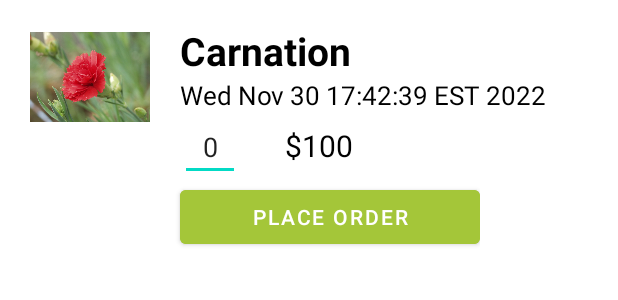
After one commit to xieyz10/AndroidFinalProject, an Android app: the layout cartlist_item.xml on its own in the app's theme, with its tools: preview values and no code run, on a phone screen of 412 x 824 dp. The commit adds this screen. Shown: the top 300 px of the screen. Run offline under Robolectric (Android 15) with nearby library versions, the phone set to English and light mode, and no system bars.

Commit message:
fix fragment issue

```diff
--- a/app/src/main/AndroidManifest.xml
+++ b/app/src/main/AndroidManifest.xml
@@ -14,13 +14,17 @@
         android:theme="@style/Theme.FireBase"
         tools:targetApi="31">
         <activity
+            android:name=".CartActivity"
+            android:exported="false"
+            android:label="Cart Detail" />
+        <activity
             android:name=".ProductDetailsActivity"
             android:exported="false"
             android:label="Product Detail" />
         <activity
             android:name=".HomeActivity"
             android:exported="false"
-            android:label="Product List" />
+            android:label="Flower Purchase App" />
         <activity
             android:name=".RegisterActivity"
             android:exported="false"
--- a/app/src/main/java/com/example/firebase/Adapters/ProductAdapter.kt
+++ b/app/src/main/java/com/example/firebase/Adapters/ProductAdapter.kt
@@ -25,7 +25,7 @@ ArrayList<Flower>):ArrayAdapter<Flower>(context, R.layout.productlist_item,array
         val flowerPrice = view.findViewById<TextView>(R.id.textView_flowerPrice)
 
         flowerName.text = arrayList[position].flowerName
-        flowerPrice.text = arrayList[position].flowerPrice
+        flowerPrice.text = arrayList[position].flowerPrice + " each"
         imageView.setImageResource(arrayList[position].imageId)
         return view
     }
--- a/app/src/main/java/com/example/firebase/Fragment/ProductListFragment.kt
+++ b/app/src/main/java/com/example/firebase/Fragment/ProductListFragment.kt
@@ -45,7 +45,6 @@ class ProductListFragment : Fragment() {
     ): View? {
         database = FirebaseDatabase.getInstance()
         dbRef = database.getReference("products")
-        flowerList = arrayListOf<Flower>()
         var contentView: View= inflater.inflate(com.example.firebase.R.layout.fragment_product_list, container, false)
         val listView = contentView.findViewById<ListView>(com.example.firebase.R.id.listView_product)
         setListView(listView)
@@ -54,6 +53,7 @@ class ProductListFragment : Fragment() {
     }
 
     fun setListView(listView:ListView){
+        flowerList = arrayListOf<Flower>()
         dbRef.addValueEventListener(object : ValueEventListener {
             override fun onDataChange(snapshot: DataSnapshot) {
                 for(flowerSnap in snapshot.children){
@@ -99,6 +99,7 @@ class ProductListFragment : Fragment() {
             editor.putString("imageId",flowerList[position].imageId.toString())
             editor.commit()
             startActivity(intent)
+
 //            val fragment: Fragment = ProductDetailsFragment()
 //            val fragmentManager: FragmentManager? = fragmentManager
 //            fragmentManager!!.beginTransaction().replace(com.example.firebase.R.id.frameLayout_productList, fragment).commit()
--- a/app/src/main/res/layout/activity_productdetails.xml
+++ b/app/src/main/res/layout/activity_productdetails.xml
@@ -95,7 +95,6 @@
         android:layout_gravity="center"
         android:text="Add To Cart"
         android:onClick="btnAddToCart_pressed"
-        android:backgroundTint="@color/green"
         />
     <Button
         android:id="@+id/btn_placeOrder"
@@ -104,5 +103,6 @@
         android:layout_gravity="center"
         android:text="Place Order"
         android:onClick="btnPlaceOrder_pressed"
+        android:backgroundTint="@color/green"
         />
 </LinearLayout>
--- /dev/null
+++ b/app/src/main/res/layout/cartlist_item.xml
@@ -0,0 +1,93 @@
+<?xml version="1.0" encoding="utf-8"?>
+<ScrollView xmlns:android="http://schemas.android.com/apk/res/android"
+    android:layout_width="match_parent"
+    android:layout_height="match_parent"
+    android:fillViewport="true">
+    <LinearLayout xmlns:android="http://schemas.android.com/apk/res/android"
+        android:layout_width="match_parent"
+        android:layout_height="match_parent"
+        android:orientation="vertical">
+
+        <LinearLayout
+            android:layout_width="match_parent"
+            android:layout_height="wrap_content"
+            android:layout_marginTop="16dp">
+
+            <LinearLayout
+                android:layout_width="wrap_content"
+                android:layout_height="wrap_content"
+                android:orientation="horizontal">
+
+                <ImageView
+                    android:id="@+id/imageView_flower"
+                    android:layout_width="80dp"
+                    android:layout_height="70dp"
+                    android:src="@drawable/carnation"
+                    android:layout_marginStart="20dp"
+                    />
+                <LinearLayout
+                    android:layout_width="wrap_content"
+                    android:layout_height="wrap_content"
+                    android:layout_marginStart="20dp"
+                    android:orientation="vertical">
+
+                    <TextView
+                        android:id="@+id/textView_flowerName"
+                        android:layout_width="wrap_content"
+                        android:layout_height="wrap_content"
+                        android:text="Carnation"
+                        android:textColor="@color/black"
+                        android:textSize="26dp"
+                        android:textStyle="bold"/>
+                    <LinearLayout
+                        android:layout_width="wrap_content"
+                        android:layout_height="wrap_content"
+                        android:orientation="horizontal">
+
+                        <TextView
+                            android:id="@+id/textView_date"
+                            android:layout_width="wrap_content"
+                            android:layout_height="wrap_content"
+                            android:text="Wed Nov 30 17:42:39 EST 2022"
+                            android:textColor="@color/black"
+                            android:textSize="17dp" />
+                    </LinearLayout>
+                    <LinearLayout
+                        android:layout_width="wrap_content"
+                        android:layout_height="wrap_content"
+                        android:orientation="horizontal">
+                        <EditText
+                            android:id="@+id/editText_quantity"
+                            android:layout_width="40dp"
+                            android:ems="10"
+                            android:layout_height="wrap_content"
+                            android:text="0"
+                            android:gravity="center"/>
+                        <TextView
+                            android:id="@+id/textView_totalcost"
+                            android:layout_width="wrap_content"
+                            android:layout_height="wrap_content"
+                            android:text="$100"
+                            android:textColor="@color/black"
+                            android:textSize="20dp"
+                            android:layout_marginLeft="30dp"/>
+                    </LinearLayout>
+                </LinearLayout>
+            </LinearLayout>
+        </LinearLayout>
+        <LinearLayout
+            android:layout_width="wrap_content"
+            android:layout_height="wrap_content"
+            android:orientation="vertical">
+            <Button
+                android:id="@+id/btn_cart_placeOrder_submit"
+                android:layout_width="200dp"
+                android:layout_height="wrap_content"
+                android:text="Place Order"
+                android:onClick="btn_cart_placeOrder_pressed"
+                android:backgroundTint="@color/green"
+                android:layout_marginLeft="120dp"
+                />
+        </LinearLayout>
+    </LinearLayout>
+</ScrollView>
--- a/app/src/main/res/layout/fragment_product_list.xml
+++ b/app/src/main/res/layout/fragment_product_list.xml
@@ -3,11 +3,9 @@
 <FrameLayout xmlns:android="http://schemas.android.com/apk/res/android"
     xmlns:tools="http://schemas.android.com/tools"
     android:layout_width="match_parent"
-    android:layout_height="match_parent"
+    android:layout_height="900dp"
     android:id="@+id/frameLayout_productList"
     tools:context=".Fragment.ProductListFragment">
-
-
 
     <ListView
         android:id="@+id/listView_product"
--- a/app/src/main/res/layout/productlist_item.xml
+++ b/app/src/main/res/layout/productlist_item.xml
@@ -44,7 +44,6 @@
                     android:text="$12.99"
                     android:textColor="@color/black"
                     android:textSize="20dp"
-                    android:textStyle="bold"
                     android:layout_marginTop="5dp"/>
             </LinearLayout>
         </LinearLayout>
```
Also changed, not shown: app/src/main/java/com/example/firebase/Adapters/CartAdapter.kt (added, +32 -0 lines), app/src/main/java/com/example/firebase/Entity/Cart.kt (added, +13 -0 lines), app/src/main/java/com/example/firebase/Fragment/CartFragment.kt (+59 -24 lines), app/src/main/java/com/example/firebase/Fragment/OrderFragment.kt (+16 -29 lines), app/src/main/java/com/example/firebase/HomeActivity.kt (+32 -31 lines), app/src/main/java/com/example/firebase/PageAdapter.kt (added, +50 -0 lines), app/src/main/java/com/example/firebase/ProductDetailsActivity.kt (+6 -5 lines), app/src/main/res/layout/activity_home.xml (+34 -17 lines), app/src/main/res/layout/fragment_cart.xml (+14 -5 lines).
